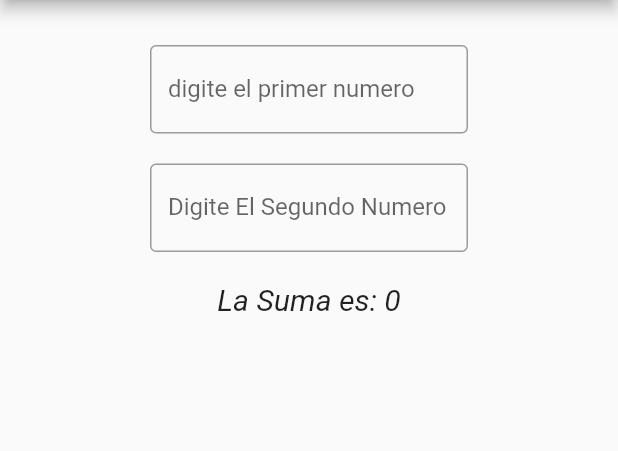
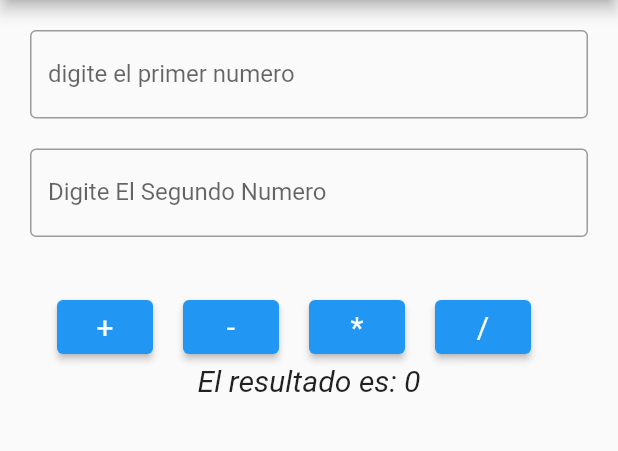
Before and after one commit to Anonymous-MinTic/CalcCiclo4, a Flutter app: the screen it shows after launch, on a phone screen of 412 x 824 dp, the part 84-535 px from its top. Run offline on Flutter 3.47's test engine with Material 2 defaults, Android fonts, the phone set to English and light mode, and no system bars.

Commit message:
Creando la calculadora con el material del moddle, terminandola

```diff
--- a/lib/main.dart
+++ b/lib/main.dart
@@ -7,13 +7,11 @@ void main() {
 class MyApp extends StatelessWidget {
   const MyApp({super.key});
 
-
   @override
   Widget build(BuildContext context) {
     return MaterialApp(
       title: 'Calculadora',
       theme: ThemeData(
-
         primarySwatch: Colors.blue,
       ),
       home: const MyHomePage(title: 'Calculadora'),
@@ -24,33 +22,45 @@ class MyApp extends StatelessWidget {
 class MyHomePage extends StatefulWidget {
   const MyHomePage({super.key, required this.title});
 
-
   final String title;
 
   @override
   State<MyHomePage> createState() => _MyHomePageState();
 }
 
+enum Operacion { sumar, restar, multiplicar, dividir }
+
 class _MyHomePageState extends State<MyHomePage> {
   final _numero1 = TextEditingController();
   final _numero2 = TextEditingController();
 
-  int _suma = 0;
+  int _total = 0;
 
-  void _sumar() {
+  void _calcular(Enum operacion) {
     setState(() {
-
-      _suma = int.parse(_numero1.text) + int.parse(_numero2.text);
+      switch (operacion) {
+        case Operacion.sumar:
+          _total = int.parse(_numero1.text) + int.parse(_numero2.text);
+          break;
+        case Operacion.restar:
+          int.parse(_numero1.text) - int.parse(_numero2.text);
+          break;
+        case Operacion.multiplicar:
+          int.parse(_numero1.text) * int.parse(_numero2.text);
+          break;
+        case Operacion.dividir:
+          int.parse(_numero1.text) ~/ int.parse(_numero2.text);
+          break;
+      }
+      _total = int.parse(_numero1.text) + int.parse(_numero2.text);
     });
   }
 
   @override
   Widget build(BuildContext context) {
-
     return Scaffold(
       appBar: AppBar(
         leading: Icon(Icons.menu),
-
         title: Text(widget.title),
         actions: [
           Icon(Icons.calculate_outlined),
@@ -63,7 +73,7 @@ class _MyHomePageState extends State<MyHomePage> {
         backgroundColor: Colors.blueAccent,
       ),
       body: Padding(
-      padding : const EdgeInsets.symmetric(horizontal:100, vertical: 30),
+        padding: const EdgeInsets.symmetric(horizontal: 20, vertical: 20),
         child: Center(
           child: Column(
             children: <Widget>[
@@ -71,28 +81,75 @@ class _MyHomePageState extends State<MyHomePage> {
                 controller: _numero1,
                 decoration: const InputDecoration(
                     border: OutlineInputBorder(),
-                labelText: 'digite el primer numero'
-              ),
+                    labelText: 'digite el primer numero'),
               ),
               const SizedBox(
-              height:20,
+                height: 20,
               ),
               TextFormField(
                 controller: _numero2,
                 decoration: const InputDecoration(
                     border: OutlineInputBorder(),
-                labelText: 'Digite El Segundo Numero'
-              ),
+                    labelText: 'Digite El Segundo Numero'),
               ),
               const SizedBox(
                 height: 20,
               ),
+              const SizedBox(
+                height: 16.0,
+              ),
+              Row(
+                mainAxisAlignment: MainAxisAlignment.center,
+                  children: <Widget>[
+                ElevatedButton(
+                    style: TextButton.styleFrom(
+                      textStyle: const TextStyle(fontSize: 20),
+                    ),
+                    onPressed: () {
+                      _calcular(Operacion.sumar);
+                    },
+                    child: const Text('+')),
+                const SizedBox(
+                  width: 20,
+                ),
+                ElevatedButton(
+                    style: TextButton.styleFrom(
+                      textStyle: const TextStyle(fontSize: 20),
+                    ),
+                    onPressed: () {
+                      _calcular(Operacion.restar);
+                    },
+                    child: const Text('-')),
+                const SizedBox(
+                  width: 20,
+                ),
+                ElevatedButton(
+                    style: TextButton.styleFrom(
+                      textStyle: const TextStyle(fontSize: 20),
+                    ),
+                    onPressed: () {
+                      _calcular(Operacion.multiplicar);
+                    },
+                    child: const Text('*')),
+                const SizedBox(
+                  width: 20,
+                ),
+                ElevatedButton(
+                    style: TextButton.styleFrom(
+                      textStyle: const TextStyle(fontSize: 20),
+                    ),
+                    onPressed: () {
+                      _calcular(Operacion.dividir);
+                    },
+                    child: const Text('/')),
+                const SizedBox(
+                  width: 20,
+                ),
+              ]),
               Text(
-              'La Suma es: $_suma',
-              style: const TextStyle(
-                fontSize: 20,
-                fontStyle: FontStyle.italic
-              ),
+                'El resultado es: $_total',
+                style:
+                    const TextStyle(fontSize: 20, fontStyle: FontStyle.italic),
               ),
             ],
           ),
```
Lines whose indentation alone changed are shown as unchanged.
